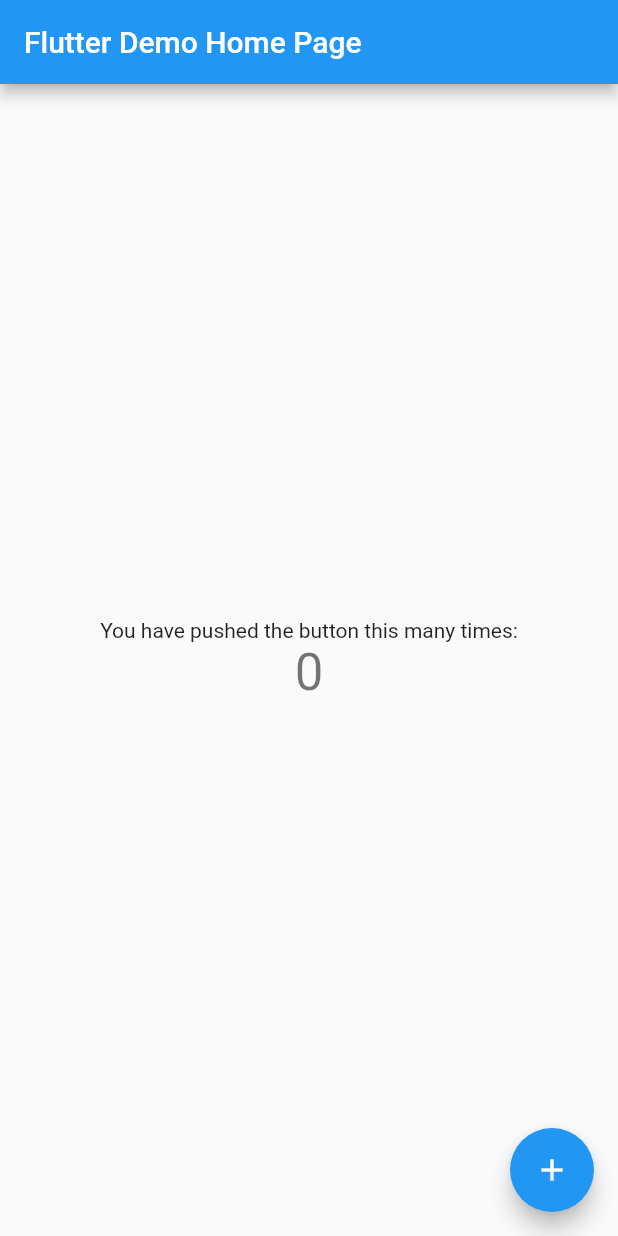
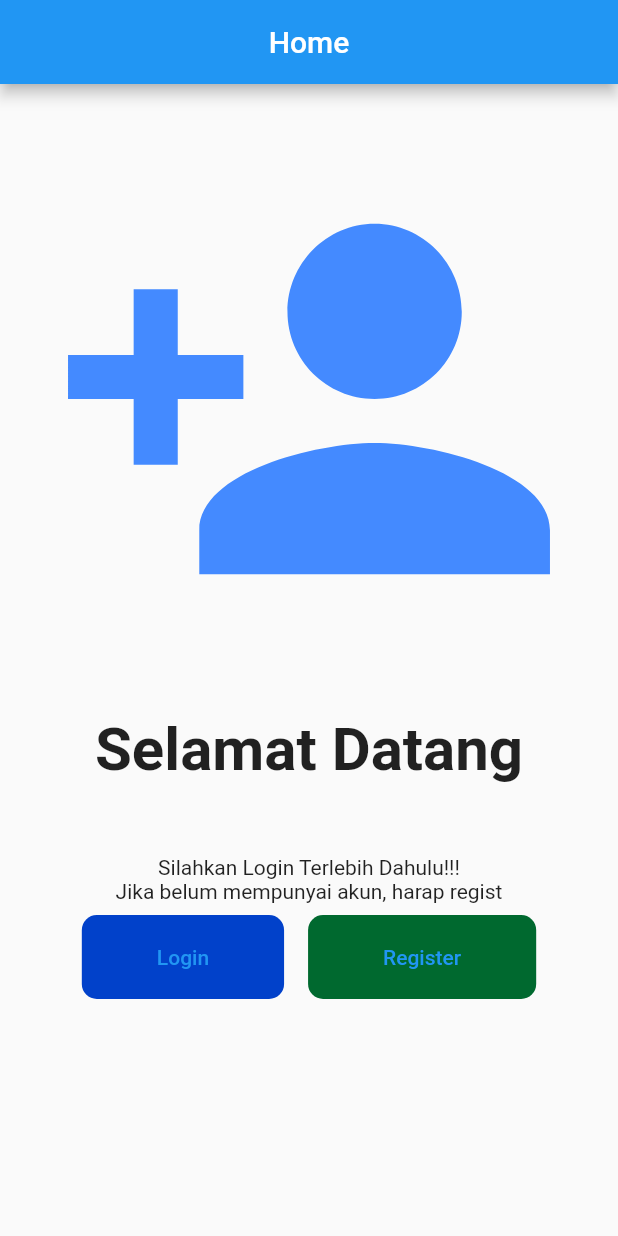
Before and after one commit to BaresiBahtiar/tugas10, a Flutter app: the screen it shows after launch, on a phone screen of 412 x 824 dp. Run offline on Flutter 3.47's test engine with Material 2 defaults, Android fonts, the phone set to English and light mode, and no system bars.

Commit message:
Tugas 10

```diff
--- /dev/null
+++ b/lib/Home_screen.dart
@@ -0,0 +1,107 @@
+import 'package:flutter/material.dart';
+import 'package:tugas_10/Form_screen.dart';
+import 'Form_login.dart';
+
+class HomeScreen extends StatefulWidget {
+  static const String routes = 'HomeScreen';
+  const HomeScreen({Key? key}) : super(key: key);
+
+  @override
+  State<HomeScreen> createState() => _HomeScreenState();
+}
+
+class _HomeScreenState extends State<HomeScreen> {
+  @override
+  Widget build(BuildContext context) {
+    return Scaffold(
+      appBar: AppBar(
+        centerTitle: true,
+        title: const Text('Home'),
+      ),
+      body: Center(
+        child: Column(
+          children: [
+            Container(
+              margin: const EdgeInsets.all(10),
+              width: 600,
+              height: 400,
+              decoration: BoxDecoration(
+                borderRadius: BorderRadius.circular(10),
+              ),
+              child: Icon(
+                Icons.person_add,
+                size: 350,
+                color: Colors.blueAccent,
+              ),
+            ),
+            Column(
+              children: [
+                Text('Selamat Datang',
+                    style:
+                        TextStyle(fontWeight: FontWeight.bold, fontSize: 40)),
+                Text('',
+                    style:
+                        TextStyle(fontWeight: FontWeight.bold, fontSize: 40)),
+                Text('Silahkan Login Terlebih Dahulu!!!'),
+                Text('Jika belum mempunyai akun, harap regist')
+              ],
+            ),
+            Row(
+              mainAxisAlignment: MainAxisAlignment.center,
+              children: [
+                Padding(
+                  padding: const EdgeInsets.all(8.0),
+                  child: TextButton(
+                    style: TextButton.styleFrom(
+                      backgroundColor: Color.fromARGB(255, 1, 65, 202),
+                      padding: const EdgeInsets.symmetric(
+                        horizontal: 50,
+                        vertical: 20,
+                      ),
+                      shape: const RoundedRectangleBorder(
+                        borderRadius: BorderRadius.all(
+                          Radius.circular(10),
+                        ),
+                      ),
+                    ),
+                    onPressed: () {
+                      Navigator.push(context,
+                          MaterialPageRoute(builder: (context) {
+                        return const FormScreen();
+                      }));
+                    },
+                    child: const Text('Login'),
+                  ),
+                ),
+                Padding(
+                  padding: const EdgeInsets.all(8.0),
+                  child: TextButton(
+                    style: TextButton.styleFrom(
+                      backgroundColor: Color.fromARGB(255, 0, 105, 47),
+                      padding: const EdgeInsets.symmetric(
+                        horizontal: 50,
+                        vertical: 20,
+                      ),
+                      shape: const RoundedRectangleBorder(
+                        borderRadius: BorderRadius.all(
+                          Radius.circular(10),
+                        ),
+                      ),
+                    ),
+                    onPressed: () {
+                      Navigator.push(context,
+                          MaterialPageRoute(builder: (context) {
+                        return const Signup();
+                      }));
+                    },
+                    child: const Text('Register'),
+                  ),
+                ),
+              ],
+            ),
+          ],
+        ),
+      ),
+    );
+  }
+}
--- a/lib/main.dart
+++ b/lib/main.dart
@@ -1,4 +1,7 @@
 import 'package:flutter/material.dart';
+import 'package:tugas_10/Form_login.dart';
+import 'package:tugas_10/Home_screen.dart';
+import 'package:tugas_10/Form_screen.dart';
 
 void main() {
   runApp(const MyApp());
@@ -7,109 +10,19 @@ void main() {
 class MyApp extends StatelessWidget {
   const MyApp({super.key});
 
-  // This widget is the root of your application.
   @override
   Widget build(BuildContext context) {
     return MaterialApp(
-      title: 'Flutter Demo',
+      title: 'Selamat Datang',
       theme: ThemeData(
-        // This is the theme of your application.
-        //
-        // Try running your application with "flutter run". You'll see the
-        // application has a blue toolbar. Then, without quitting the app, try
-        // changing the primarySwatch below to Colors.green and then invoke
-        // "hot reload" (press "r" in the console where you ran "flutter run",
-        // or simply save your changes to "hot reload" in a Flutter IDE).
-        // Notice that the counter didn't reset back to zero; the application
-        // is not restarted.
         primarySwatch: Colors.blue,
       ),
-      home: const MyHomePage(title: 'Flutter Demo Home Page'),
+      home: const HomeScreen(),
+      routes: {
+        HomeScreen.routes: (context) => const HomeScreen(),
+        FormScreen.routes: (context) => const FormScreen(),
+        Signup.routes: (context) => const Signup(),
+      },
     );
   }
 }
-
-class MyHomePage extends StatefulWidget {
-  const MyHomePage({super.key, required this.title});
-
-  // This widget is the home page of your application. It is stateful, meaning
-  // that it has a State object (defined below) that contains fields that affect
-  // how it looks.
-
-  // This class is the configuration for the state. It holds the values (in this
-  // case the title) provided by the parent (in this case the App widget) and
-  // used by the build method of the State. Fields in a Widget subclass are
-  // always marked "final".
-
-  final String title;
-
-  @override
-  State<MyHomePage> createState() => _MyHomePageState();
-}
-
-class _MyHomePageState extends State<MyHomePage> {
-  int _counter = 0;
-
-  void _incrementCounter() {
-    setState(() {
-      // This call to setState tells the Flutter framework that something has
-      // changed in this State, which causes it to rerun the build method below
-      // so that the display can reflect the updated values. If we changed
-      // _counter without calling setState(), then the build method would not be
-      // called again, and so nothing would appear to happen.
-      _counter++;
-    });
-  }
-
-  @override
-  Widget build(BuildContext context) {
-    // This method is rerun every time setState is called, for instance as done
-    // by the _incrementCounter method above.
-    //
-    // The Flutter framework has been optimized to make rerunning build methods
-    // fast, so that you can just rebuild anything that needs updating rather
-    // than having to individually change instances of widgets.
-    return Scaffold(
-      appBar: AppBar(
-        // Here we take the value from the MyHomePage object that was created by
-        // the App.build method, and use it to set our appbar title.
-        title: Text(widget.title),
-      ),
-      body: Center(
-        // Center is a layout widget. It takes a single child and positions it
-        // in the middle of the parent.
-        child: Column(
-          // Column is also a layout widget. It takes a list of children and
-          // arranges them vertically. By default, it sizes itself to fit its
-          // children horizontally, and tries to be as tall as its parent.
-          //
-          // Invoke "debug painting" (press "p" in the console, choose the
-          // "Toggle Debug Paint" action from the Flutter Inspector in Android
-          // Studio, or the "Toggle Debug Paint" command in Visual Studio Code)
-          // to see the wireframe for each widget.
-          //
-          // Column has various properties to control how it sizes itself and
-          // how it positions its children. Here we use mainAxisAlignment to
-          // center the children vertically; the main axis here is the vertical
-          // axis because Columns are vertical (the cross axis would be
-          // horizontal).
-          mainAxisAlignment: MainAxisAlignment.center,
-          children: <Widget>[
-            const Text(
-              'You have pushed the button this many times:',
-            ),
-            Text(
-              '$_counter',
-              style: Theme.of(context).textTheme.headline4,
-            ),
-          ],
-        ),
-      ),
-      floatingActionButton: FloatingActionButton(
-        onPressed: _incrementCounter,
-        tooltip: 'Increment',
-        child: const Icon(Icons.add),
-      ), // This trailing comma makes auto-formatting nicer for build methods.
-    );
-  }
-}
--- a/pubspec.yaml
+++ b/pubspec.yaml
@@ -36,6 +36,7 @@ dependencies:
   # The following adds the Cupertino Icons font to your application.
   # Use with the CupertinoIcons class for iOS style icons.
   cupertino_icons: ^1.0.2
+  flutter_cubit: ^0.1.1
 
 dev_dependencies:
   flutter_test:
```
Also changed, not shown: lib/Form_login.dart (added, +107 -0 lines), lib/Form_screen.dart (added, +98 -0 lines), pubspec.lock.
